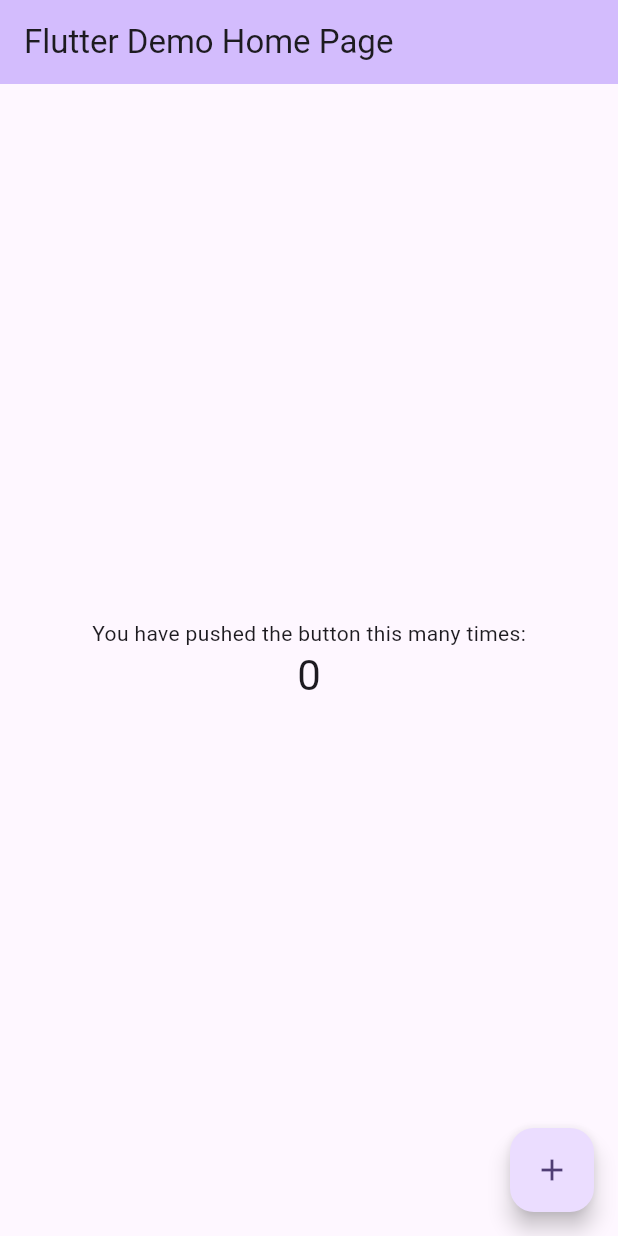
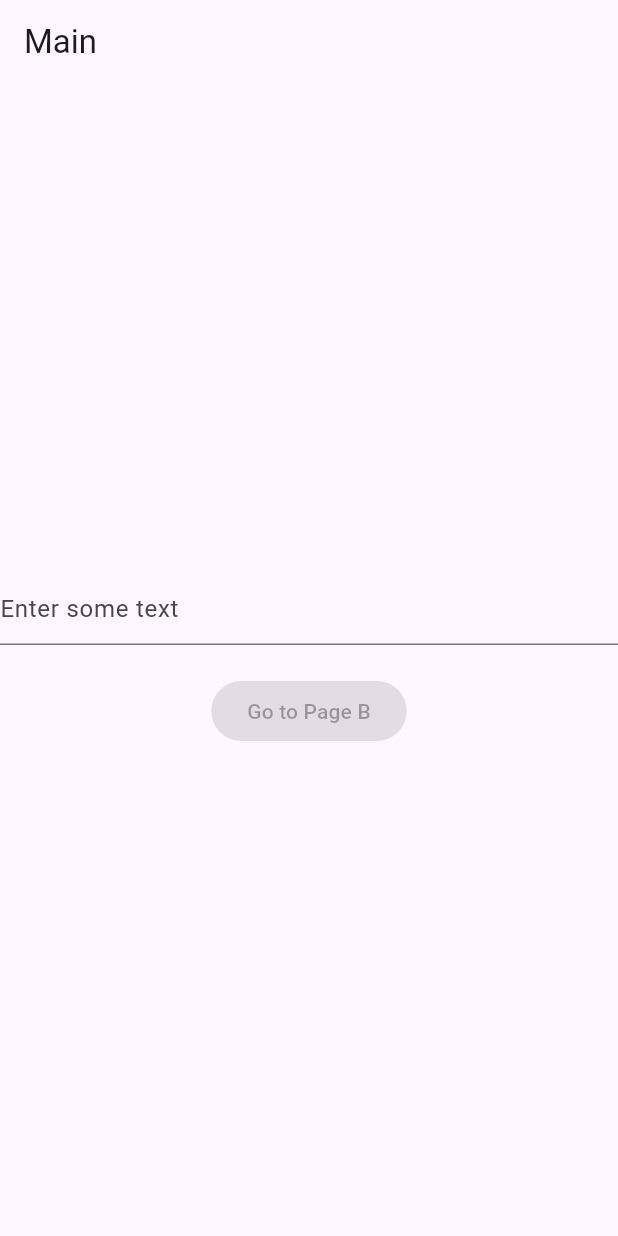
Before and after one commit to DevHyeon0312/flutter_template, a Flutter app: the screen it shows after launch, on a phone screen of 412 x 824 dp. Run offline on Flutter 3.47's test engine with Material 3 defaults, Android fonts, the phone set to English and light mode, and no system bars; our stand-ins replace flutter_riverpod, get.

Commit message:
default init

```diff
--- /dev/null
+++ b/lib/app/route/app_page.dart
@@ -0,0 +1,38 @@
+import 'package:flutter_template/app/route/app_route.dart';
+import 'package:flutter_template/app/ui/main/main_page.dart';
+import 'package:flutter_template/app/ui/page/home/home_page.dart';
+import 'package:flutter_template/util/platform_util.dart';
+import 'package:get/get.dart';
+
+class AppPage {
+  static final pages = [
+    GetPage(
+      name: AppRoute.initial.name,
+      page: () => const MainPage(),
+      popGesture: AppRoute.initial.canPop,
+    ),
+    GetPage(
+      name: AppRoute.home.name,
+      page: () => const HomePage(),
+      popGesture: AppRoute.home.canPop,
+      transition: _getTransition(),
+      transitionDuration: _getTransitionDuration(),
+    ),
+  ];
+
+  static Transition? _getTransition() {
+    if (PlatformUtil.isAndroid()) {
+      return Transition.rightToLeft;
+    } else {
+      return null;
+    }
+  }
+
+  static Duration? _getTransitionDuration() {
+    if (PlatformUtil.isAndroid()) {
+      return const Duration(milliseconds: 200);
+    } else {
+      return null;
+    }
+  }
+}
--- /dev/null
+++ b/lib/app/route/app_route.dart
@@ -0,0 +1,10 @@
+enum AppRoute {
+  initial(name: '/', canPop: false),
+  home(name: '/home', canPop: true),
+  ;
+
+  const AppRoute({required this.name, required this.canPop});
+
+  final String name;
+  final bool canPop;
+}
--- /dev/null
+++ b/lib/app/ui/main/main_page.dart
@@ -0,0 +1,50 @@
+import 'package:flutter/material.dart';
+import 'package:flutter_riverpod/flutter_riverpod.dart';
+import 'package:flutter_template/app/route/app_route.dart';
+import 'package:flutter_template/app/ui/main/provider/main_viewmodel_provider.dart';
+
+class MainPage extends ConsumerWidget {
+  const MainPage({super.key});
+
+  @override
+  Widget build(BuildContext context, WidgetRef ref) {
+    final state = ref.watch(mainPageViewModelProvider);
+
+    return PopScope(
+      canPop: AppRoute.initial.canPop,
+      onPopInvoked: (didPop) async {
+        if (didPop) {
+          return;
+        }
+      },
+      child: Scaffold(
+        appBar: AppBar(title: const Text('Main')),
+        body: Center(
+          child: Column(
+            mainAxisAlignment: MainAxisAlignment.center,
+            children: <Widget>[
+              TextField(
+                onChanged: (text) => ref
+                    .read(mainPageViewModelProvider.notifier)
+                    .updateText(text),
+                decoration: const InputDecoration(
+                  hintText: "Enter some text",
+                ),
+              ),
+              const SizedBox(height: 20),
+              ElevatedButton(
+                onPressed: state.isButtonEnabled
+                    ? () => ref
+                        .read(mainPageViewModelProvider.notifier)
+                        .onButtonPressed()
+                    : null,
+                child: const Text('Go to Page B'),
+              ),
+              if (state.isButtonClicked) const Text('Button was clicked!'),
+            ],
+          ),
+        ),
+      ),
+    );
+  }
+}
--- /dev/null
+++ b/lib/app/ui/main/provider/main_viewmodel_provider.dart
@@ -0,0 +1,8 @@
+import 'package:flutter_riverpod/flutter_riverpod.dart';
+import 'package:flutter_template/app/ui/main/viewmodel/main_viewmodel.dart';
+import 'package:flutter_template/app/ui/main/viewmodel/main_viewmodel_state.dart';
+
+final mainPageViewModelProvider =
+    StateNotifierProvider<MainViewModel, MainViewModelState>((ref) {
+  return MainViewModel();
+});
--- /dev/null
+++ b/lib/app/ui/main/viewmodel/main_viewmodel.dart
@@ -0,0 +1,19 @@
+import 'package:flutter_riverpod/flutter_riverpod.dart';
+import 'package:flutter_template/app/route/app_route.dart';
+import 'package:flutter_template/app/ui/main/viewmodel/main_viewmodel_state.dart';
+import 'package:get/get.dart';
+
+class MainViewModel extends StateNotifier<MainViewModelState> {
+  MainViewModel() : super(const MainViewModelState());
+
+  void updateText(String text) {
+    state = state.copyWith(text: text, isButtonEnabled: text.isNotEmpty);
+  }
+
+  void onButtonPressed() {
+    if (state.isButtonEnabled) {
+      state = state.copyWith(isButtonClicked: true);
+      Get.toNamed(AppRoute.home.name);
+    }
+  }
+}
--- a/lib/main.dart
+++ b/lib/main.dart
@@ -1,125 +1,22 @@
 import 'package:flutter/material.dart';
+import 'package:flutter_riverpod/flutter_riverpod.dart';
+import 'package:flutter_template/app/route/app_page.dart';
+import 'package:flutter_template/app/route/app_route.dart';
+import 'package:get/get.dart';
 
 void main() {
-  runApp(const MyApp());
+  runApp(const ProviderScope(child: MyApp()));
 }
 
 class MyApp extends StatelessWidget {
   const MyApp({super.key});
 
-  // This widget is the root of your application.
   @override
   Widget build(BuildContext context) {
-    return MaterialApp(
+    return GetMaterialApp(
       title: 'Flutter Demo',
-      theme: ThemeData(
-        // This is the theme of your application.
-        //
-        // TRY THIS: Try running your application with "flutter run". You'll see
-        // the application has a purple toolbar. Then, without quitting the app,
-        // try changing the seedColor in the colorScheme below to Colors.green
-        // and then invoke "hot reload" (save your changes or press the "hot
-        // reload" button in a Flutter-supported IDE, or press "r" if you used
-        // the command line to start the app).
-        //
-        // Notice that the counter didn't reset back to zero; the application
-        // state is not lost during the reload. To reset the state, use hot
-        // restart instead.
-        //
-        // This works for code too, not just values: Most code changes can be
-        // tested with just a hot reload.
-        colorScheme: ColorScheme.fromSeed(seedColor: Colors.deepPurple),
-        useMaterial3: true,
-      ),
-      home: const MyHomePage(title: 'Flutter Demo Home Page'),
+      initialRoute: AppRoute.initial.name,
+      getPages: AppPage.pages,
     );
   }
 }
-
-class MyHomePage extends StatefulWidget {
-  const MyHomePage({super.key, required this.title});
-
-  // This widget is the home page of your application. It is stateful, meaning
-  // that it has a State object (defined below) that contains fields that affect
-  // how it looks.
-
-  // This class is the configuration for the state. It holds the values (in this
-  // case the title) provided by the parent (in this case the App widget) and
-  // used by the build method of the State. Fields in a Widget subclass are
-  // always marked "final".
-
-  final String title;
-
-  @override
-  State<MyHomePage> createState() => _MyHomePageState();
-}
-
-class _MyHomePageState extends State<MyHomePage> {
-  int _counter = 0;
-
-  void _incrementCounter() {
-    setState(() {
-      // This call to setState tells the Flutter framework that something has
-      // changed in this State, which causes it to rerun the build method below
-      // so that the display can reflect the updated values. If we changed
-      // _counter without calling setState(), then the build method would not be
-      // called again, and so nothing would appear to happen.
-      _counter++;
-    });
-  }
-
-  @override
-  Widget build(BuildContext context) {
-    // This method is rerun every time setState is called, for instance as done
-    // by the _incrementCounter method above.
-    //
-    // The Flutter framework has been optimized to make rerunning build methods
-    // fast, so that you can just rebuild anything that needs updating rather
-    // than having to individually change instances of widgets.
-    return Scaffold(
-      appBar: AppBar(
-        // TRY THIS: Try changing the color here to a specific color (to
-        // Colors.amber, perhaps?) and trigger a hot reload to see the AppBar
-        // change color while the other colors stay the same.
-        backgroundColor: Theme.of(context).colorScheme.inversePrimary,
-        // Here we take the value from the MyHomePage object that was created by
-        // the App.build method, and use it to set our appbar title.
-        title: Text(widget.title),
-      ),
-      body: Center(
-        // Center is a layout widget. It takes a single child and positions it
-        // in the middle of the parent.
-        child: Column(
-          // Column is also a layout widget. It takes a list of children and
-          // arranges them vertically. By default, it sizes itself to fit its
-          // children horizontally, and tries to be as tall as its parent.
-          //
-          // Column has various properties to control how it sizes itself and
-          // how it positions its children. Here we use mainAxisAlignment to
-          // center the children vertically; the main axis here is the vertical
-          // axis because Columns are vertical (the cross axis would be
-          // horizontal).
-          //
-          // TRY THIS: Invoke "debug painting" (choose the "Toggle Debug Paint"
-          // action in the IDE, or press "p" in the console), to see the
-          // wireframe for each widget.
-          mainAxisAlignment: MainAxisAlignment.center,
-          children: <Widget>[
-            const Text(
-              'You have pushed the button this many times:',
-            ),
-            Text(
-              '$_counter',
-              style: Theme.of(context).textTheme.headlineMedium,
-            ),
-          ],
-        ),
-      ),
-      floatingActionButton: FloatingActionButton(
-        onPressed: _incrementCounter,
-        tooltip: 'Increment',
-        child: const Icon(Icons.add),
-      ), // This trailing comma makes auto-formatting nicer for build methods.
-    );
-  }
-}
--- a/pubspec.yaml
+++ b/pubspec.yaml
@@ -30,6 +30,9 @@ environment:
 dependencies:
   flutter:
     sdk: flutter
+
+  get: ^4.6.6
+  flutter_riverpod: ^2.5.1
 
 
   # The following adds the Cupertino Icons font to your application.
```
Also changed, not shown: lib/app/ui/main/viewmodel/main_viewmodel_state.dart (added, +26 -0 lines), lib/app/ui/page/home/home_page.dart (added, +25 -0 lines), lib/util/platform_util.dart (added, +42 -0 lines), lib/app/ui/page/animation_component/animation_component_page.dart (added), lib/app/ui/page/basic_component/basic_component_page.dart (added), lib/app/ui/page/practical_component/practical_component_page.dart (added), pubspec.lock, 1 other file.
